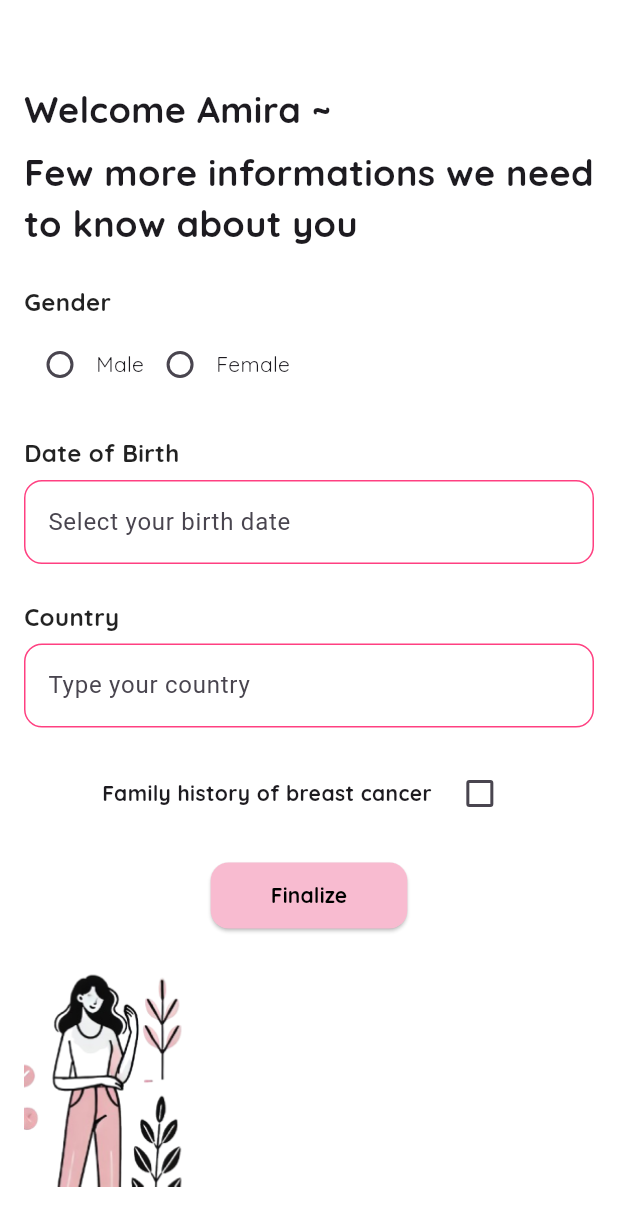
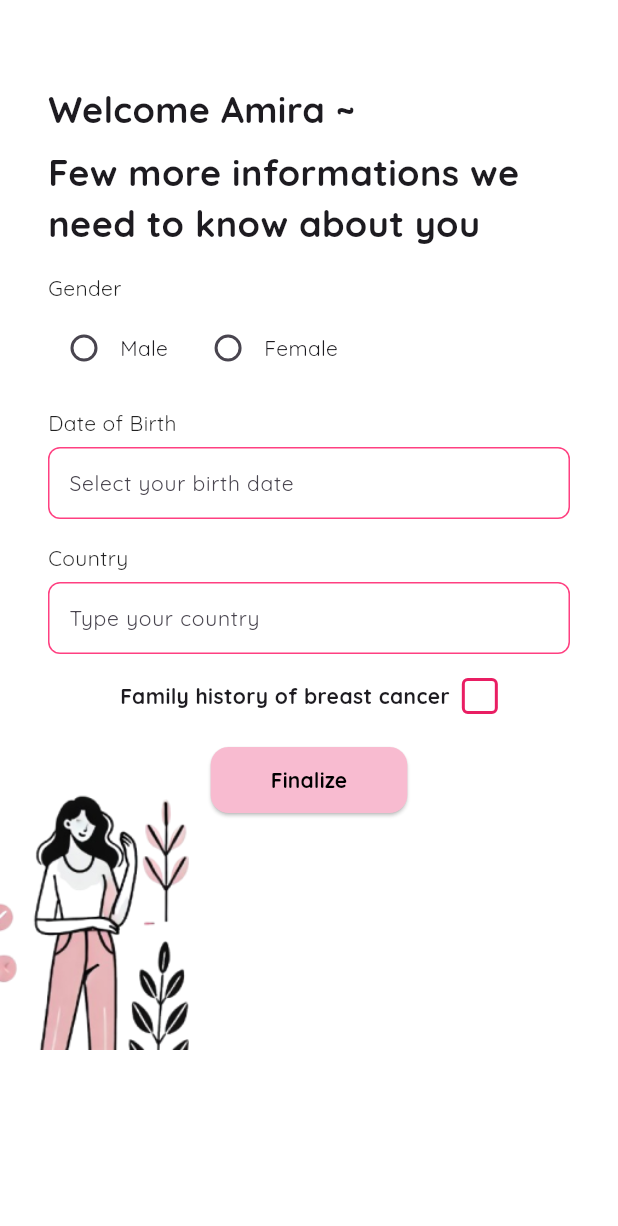
Before and after one commit to BechiriElbatoul/Pink-Bytes-Project, a Flutter app: the SignUpScreen screen opened by its route, after a tap on "SIGN UP", on a phone screen of 412 x 824 dp. Shown: the top 1226 px of the screen. Run offline on Flutter 3.47's test engine with Material 3 defaults, Android fonts, the phone set to English and light mode, and no system bars.

Commit message:
Committing all changes, including fonts, login, main.dart, and pubspec.yaml updates

```diff
--- a/Frontend/mobile-app/pinktober/lib/Sign_up.dart
+++ b/Frontend/mobile-app/pinktober/lib/Sign_up.dart
@@ -10,7 +10,9 @@ class SignUpScreen extends StatelessWidget {
       backgroundColor: Colors.white,
       body: SingleChildScrollView(
         child: Padding(
-          padding: const EdgeInsets.all(16.0),
+          padding: const EdgeInsets.symmetric(
+              horizontal: 32.0,
+              vertical: 16.0), // Horizontal padding for spacing
           child: Column(
             crossAxisAlignment: CrossAxisAlignment.start,
             children: [
@@ -18,7 +20,7 @@ class SignUpScreen extends StatelessWidget {
               Center(
                 child: Image.asset(
                   'assets/images/sign_img.png',
-                  height: 150,
+                  height: 250, // Increased image height
                   fit: BoxFit.cover,
                 ),
               ),
@@ -97,7 +99,7 @@ class SignUpScreen extends StatelessWidget {
       child: Text(
         label,
         style: const TextStyle(
-          fontSize: 16,
+          fontSize: 14, // Font size
           color: Colors.black87,
           fontFamily: 'Quicksand',
           fontWeight: FontWeight.bold,
@@ -108,7 +110,7 @@ class SignUpScreen extends StatelessWidget {
 
   Widget _buildTextField(String label, {bool isPassword = false}) {
     return Container(
-      height: 50,
+      height: 40, // Decreased height for the text fields
       child: TextField(
         obscureText: isPassword,
         decoration: InputDecoration(
--- a/Frontend/mobile-app/pinktober/lib/information_screen.dart
+++ b/Frontend/mobile-app/pinktober/lib/information_screen.dart
@@ -16,9 +16,17 @@ class _InformationScreenState extends State<InformationScreen> {
   Widget build(BuildContext context) {
     return Scaffold(
       backgroundColor: Colors.white,
-      body: SingleChildScrollView(
-        child: Padding(
-          padding: const EdgeInsets.all(16.0),
+      resizeToAvoidBottomInset:
+          false, // Prevent layout from resizing when keyboard opens
+      body: SafeArea(
+        // Wrap the Stack in a SafeArea
+        child: LayoutBuilder(
+          builder: (context, constraints) {
+            return Stack(
+              children: [
+                SingleChildScrollView(
+                  padding: const EdgeInsets.symmetric(
+                      horizontal: 32.0, vertical: 16.0),
                   child: Column(
                     crossAxisAlignment: CrossAxisAlignment.start,
                     children: [
@@ -40,16 +48,16 @@ class _InformationScreenState extends State<InformationScreen> {
                           fontFamily: 'Quicksand',
                         ),
                       ),
-              const SizedBox(height: 24),
+                      const SizedBox(height: 16),
                       _buildLabel('Gender'),
                       Row(
-                mainAxisAlignment: MainAxisAlignment.start,
                         children: [
                           Row(
                             children: [
                               Radio<String>(
                                 value: 'Male',
                                 groupValue: _gender,
+                                activeColor: Colors.pink,
                                 onChanged: (value) {
                                   setState(() {
                                     _gender = value;
@@ -57,14 +65,17 @@ class _InformationScreenState extends State<InformationScreen> {
                                 },
                               ),
                               const Text('Male',
-                          style: TextStyle(fontFamily: 'Quicksand')),
+                                  style: TextStyle(
+                                      fontFamily: 'Quicksand', fontSize: 14)),
                             ],
                           ),
+                          const SizedBox(width: 16),
                           Row(
                             children: [
                               Radio<String>(
                                 value: 'Female',
                                 groupValue: _gender,
+                                activeColor: Colors.pink,
                                 onChanged: (value) {
                                   setState(() {
                                     _gender = value;
@@ -72,27 +83,28 @@ class _InformationScreenState extends State<InformationScreen> {
                                 },
                               ),
                               const Text('Female',
-                          style: TextStyle(fontFamily: 'Quicksand')),
+                                  style: TextStyle(
+                                      fontFamily: 'Quicksand', fontSize: 14)),
                             ],
                           ),
                         ],
                       ),
-              const SizedBox(height: 24),
+                      const SizedBox(height: 16),
                       _buildLabel('Date of Birth'),
                       GestureDetector(
                         onTap: _selectDate,
                         child: AbsorbPointer(
                           child: _buildTextField(
-                    _selectedDate != null
+                            hint: _selectedDate != null
                                 ? "${_selectedDate!.day}/${_selectedDate!.month}/${_selectedDate!.year}"
                                 : 'Select your birth date',
                           ),
                         ),
                       ),
-              const SizedBox(height: 24),
+                      const SizedBox(height: 16),
                       _buildLabel('Country'),
-              _buildTextField('Type your country'),
-              const SizedBox(height: 20),
+                      _buildTextField(hint: 'Type your country'),
+                      const SizedBox(height: 16),
                       Center(
                         child: Row(
                           mainAxisSize: MainAxisSize.min,
@@ -102,21 +114,34 @@ class _InformationScreenState extends State<InformationScreen> {
                               style: TextStyle(
                                 fontFamily: 'Quicksand',
                                 fontWeight: FontWeight.bold,
+                                fontSize: 14,
                               ),
                             ),
                             const SizedBox(width: 8),
-                    Container(
-                      decoration: BoxDecoration(
-                        borderRadius: BorderRadius.circular(12),
-                      ),
-                      child: Checkbox(
-                        value: _hasFamilyHistory,
-                        activeColor: Colors.pink,
-                        onChanged: (value) {
+                            GestureDetector(
+                              onTap: () {
                                 setState(() {
-                            _hasFamilyHistory = value!;
+                                  _hasFamilyHistory = !_hasFamilyHistory;
                                 });
                               },
+                              child: Container(
+                                width: 24,
+                                height: 24,
+                                decoration: BoxDecoration(
+                                  border:
+                                      Border.all(color: Colors.pink, width: 2),
+                                  borderRadius: BorderRadius.circular(4),
+                                  color: _hasFamilyHistory
+                                      ? Colors.pink
+                                      : Colors.white,
+                                ),
+                                child: _hasFamilyHistory
+                                    ? const Icon(
+                                        Icons.check,
+                                        size: 16,
+                                        color: Colors.white,
+                                      )
+                                    : null,
                               ),
                             ),
                           ],
@@ -144,16 +169,22 @@ class _InformationScreenState extends State<InformationScreen> {
                           ),
                         ),
                       ),
-              const SizedBox(height: 20),
-              Align(
-                alignment: Alignment.bottomLeft,
+                      const SizedBox(height: 140),
+                    ],
+                  ),
+                ),
+                Positioned(
+                  bottom: 0,
+                  left: 0,
                   child: Image.asset(
                     'assets/images/sign_up.png',
-                  height: 150,
+                    height: 180,
+                    fit: BoxFit.cover,
                   ),
                 ),
               ],
-          ),
+            );
+          },
         ),
       ),
     );
@@ -162,32 +193,44 @@ class _InformationScreenState extends State<InformationScreen> {
   Widget _buildLabel(String label) {
     return Padding(
       padding: const EdgeInsets.only(bottom: 6.0),
+      child: Align(
+        alignment: Alignment.centerLeft,
         child: Text(
           label,
           style: const TextStyle(
-          fontSize: 16,
+            fontSize: 14,
             color: Colors.black87,
             fontFamily: 'Quicksand',
-          fontWeight: FontWeight.bold,
+          ),
         ),
       ),
     );
   }
 
-  Widget _buildTextField(String hint) {
+  Widget _buildTextField({required String hint}) {
     return TextField(
       decoration: InputDecoration(
         hintText: hint,
         border: OutlineInputBorder(
-          borderRadius: BorderRadius.circular(12),
-          borderSide: BorderSide(color: Colors.pinkAccent),
+          borderRadius: BorderRadius.circular(8),
+          borderSide: const BorderSide(color: Colors.pinkAccent),
         ),
         enabledBorder: OutlineInputBorder(
-          borderRadius: BorderRadius.circular(12),
-          borderSide: BorderSide(color: Colors.pinkAccent),
+          borderRadius: BorderRadius.circular(8),
+          borderSide: const BorderSide(color: Colors.pinkAccent),
+        ),
+        focusedBorder: OutlineInputBorder(
+          borderRadius: BorderRadius.circular(8),
+          borderSide: const BorderSide(color: Colors.pink, width: 2),
         ),
         fillColor: Colors.white,
         filled: true,
+        contentPadding:
+            const EdgeInsets.symmetric(vertical: 10, horizontal: 10),
+      ),
+      style: const TextStyle(
+        fontFamily: 'Quicksand',
+        fontSize: 14,
       ),
     );
   }
@@ -198,6 +241,17 @@ class _InformationScreenState extends State<InformationScreen> {
       initialDate: _selectedDate ?? DateTime.now(),
       firstDate: DateTime(1900),
       lastDate: DateTime.now(),
+      builder: (BuildContext context, Widget? child) {
+        return Theme(
+          data: ThemeData.light().copyWith(
+            primaryColor: Colors.pink,
+            hintColor: Colors.pink,
+            colorScheme: ColorScheme.light(primary: Colors.pink),
+            buttonTheme: ButtonThemeData(textTheme: ButtonTextTheme.primary),
+          ),
+          child: child ?? const Text(''),
+        );
+      },
     );
     if (picked != null && picked != _selectedDate) {
       setState(() {
--- a/Frontend/mobile-app/pinktober/lib/login.dart
+++ b/Frontend/mobile-app/pinktober/lib/login.dart
@@ -8,14 +8,13 @@ class LoginScreen extends StatelessWidget {
     return Scaffold(
       backgroundColor: Colors.white,
       body: Padding(
-        padding: const EdgeInsets.all(16.0),
+        padding: const EdgeInsets.symmetric(
+            horizontal: 32.0, vertical: 16.0), // Increased horizontal padding
         child: Column(
-          crossAxisAlignment: CrossAxisAlignment.start,
+          crossAxisAlignment: CrossAxisAlignment.center, // Center the main text
           children: [
             const SizedBox(height: 80),
-            const Padding(
-              padding: EdgeInsets.only(left: 24.0),
-              child: Text(
+            const Text(
               'Good to see you back!',
               style: TextStyle(
                 fontSize: 24,
@@ -23,14 +22,18 @@ class LoginScreen extends StatelessWidget {
                 fontFamily: 'Quicksand',
               ),
             ),
-            ),
             const SizedBox(height: 40),
+
+            // Left aligned Email Label and TextField
             _buildLabel('Email'),
             _buildTextField('Email'),
             const SizedBox(height: 24),
+
+            // Left aligned Password Label and TextField
             _buildLabel('Password'),
             _buildTextField('Password', isPassword: true),
             const SizedBox(height: 16),
+
             Center(
               child: TextButton(
                 onPressed: () {},
@@ -47,6 +50,8 @@ class LoginScreen extends StatelessWidget {
               ),
             ),
             const SizedBox(height: 20),
+
+            // Centered Login Button
             Center(
               child: ElevatedButton(
                 style: ElevatedButton.styleFrom(
@@ -71,6 +76,8 @@ class LoginScreen extends StatelessWidget {
               ),
             ),
             const SizedBox(height: 20),
+
+            // Centered navigation to create a new account
             Center(
               child: TextButton(
                 onPressed: () {
@@ -97,12 +104,16 @@ class LoginScreen extends StatelessWidget {
   Widget _buildLabel(String label) {
     return Padding(
       padding: const EdgeInsets.only(bottom: 6.0),
+      child: Align(
+        // Aligning the label to the left
+        alignment: Alignment.centerLeft,
         child: Text(
           label,
           style: const TextStyle(
-          fontSize: 16,
+            fontSize: 14, // Updated to 14px
             color: Colors.black87,
             fontFamily: 'Quicksand',
+          ),
         ),
       ),
     );
@@ -126,9 +137,13 @@ class LoginScreen extends StatelessWidget {
         ),
         fillColor: Colors.white,
         filled: true,
+        contentPadding: const EdgeInsets.symmetric(
+            vertical: 10,
+            horizontal: 10), // Adjust padding to make the rectangles smaller
       ),
       style: const TextStyle(
         fontFamily: 'Quicksand',
+        fontSize: 14, // Updated to 14px
       ),
     );
   }
```
Lines whose indentation alone changed are shown as unchanged.
